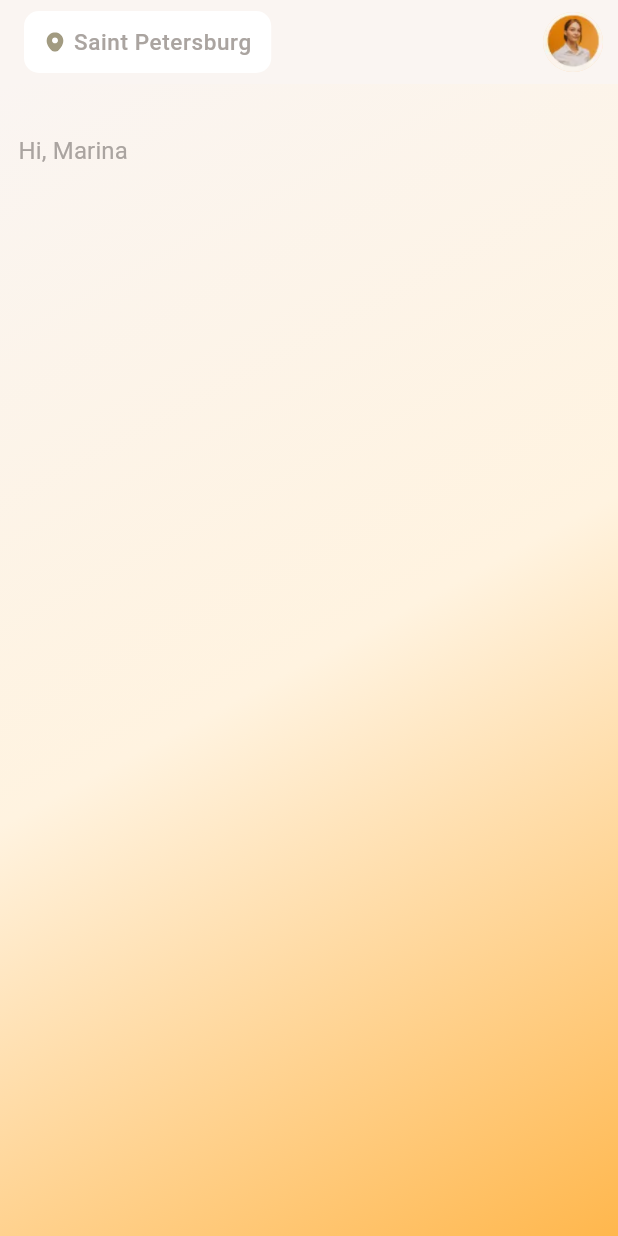
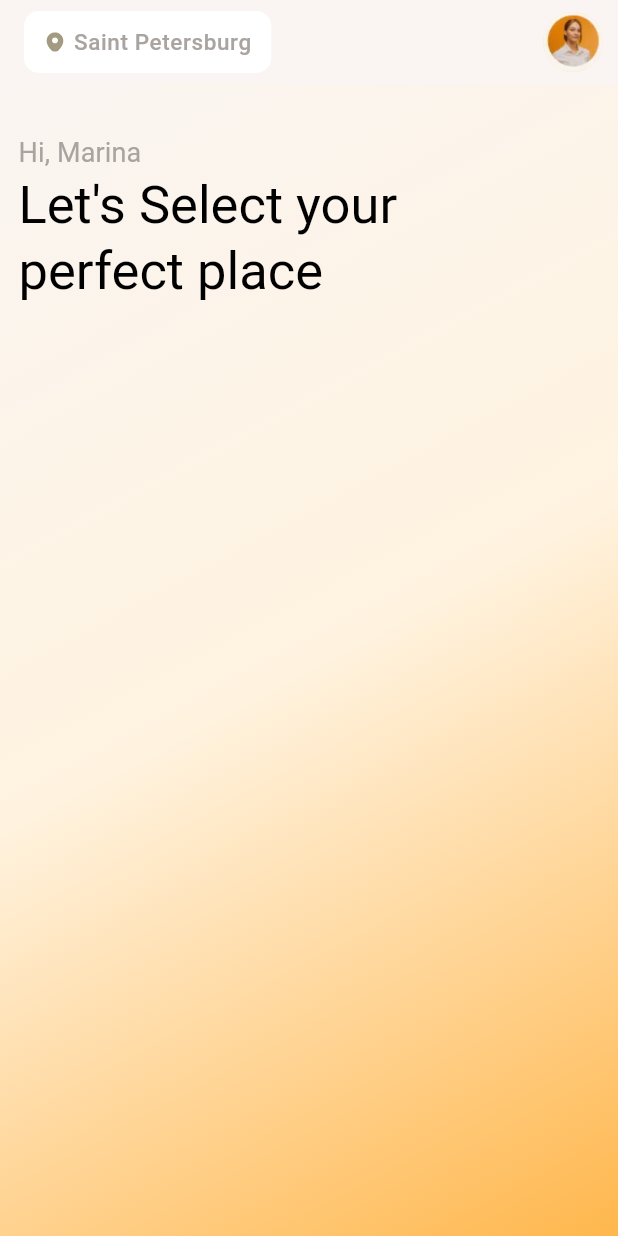
Before and after one commit to chiweliterem/Places, a Flutter app: the screen it shows after launch, on a phone screen of 412 x 824 dp. Run offline on Flutter 3.47's test engine with Material 3 defaults, Android fonts, the phone set to English and light mode, and no system bars; our stand-ins replace flutter_svg, google_fonts.

Commit message:
Added another custom text widget to the home screen.

```diff
--- a/lib/screens/home.dart
+++ b/lib/screens/home.dart
@@ -78,6 +78,12 @@ class _HomeState extends State<Home> {
                       fontWeight: FontWeight.w400,
                     ),
                   ),
+                  CustomLabel(
+                    name: "Let's Select your\nperfect place",
+                    style: Theme.of(
+                      context,
+                    ).textTheme.titleLarge!.copyWith(color: kBlack),
+                  ),
                 ],
               ),
             ),
```
Also changed, not shown: lib/app_theme/text_theme.dart (+6 -1 lines).
